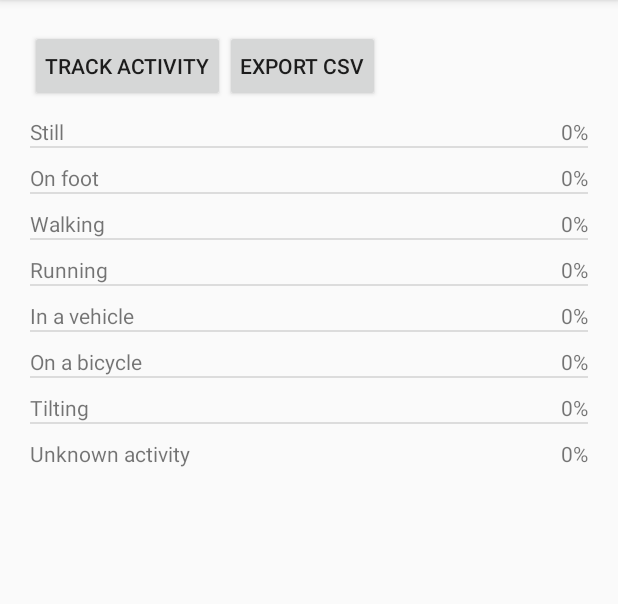
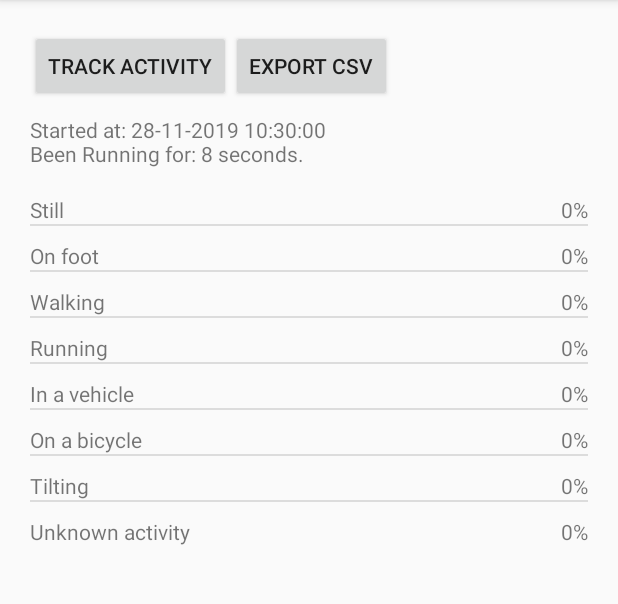
Before and after one commit to DrunkDuckling/Assignment5MS, an Android app: the screen it shows after launch (MainActivity), after a tap on "EXPORT CSV", on a phone screen of 412 x 824 dp, the part 84-688 px from its top. Run offline under Robolectric (Android 15) with nearby library versions, the phone set to English and light mode, and no system bars; 3 statements that could not run were skipped.

Commit message:
shit might work

```diff
--- a/app/src/main/java/com/app/assignment5ms/ActivitiesAdapter.java
+++ b/app/src/main/java/com/app/assignment5ms/ActivitiesAdapter.java
@@ -19,12 +19,9 @@ import java.util.HashMap;
 class ActivitiesAdapter extends ArrayAdapter<DetectedActivity> {
 
     HashMap<Integer, Integer> detectedActivitiesMap;
-
-
     ArrayList<ArrayList<Integer>> completeActivitesMap;
 
-    ActivitiesAdapter(Context context,
-                      ArrayList<DetectedActivity> detectedActivities) {
+    ActivitiesAdapter(Context context, ArrayList<DetectedActivity> detectedActivities) {
         super(context, 0, detectedActivities);
     }
     @NonNull
--- a/app/src/main/java/com/app/assignment5ms/MainActivity.java
+++ b/app/src/main/java/com/app/assignment5ms/MainActivity.java
@@ -7,8 +7,10 @@ import android.content.SharedPreferences;
 import android.net.Uri;
 import android.os.Bundle;
 import android.preference.PreferenceManager;
+import android.util.Log;
 import android.view.View;
 import android.widget.ListView;
+import android.widget.TextView;
 
 import androidx.appcompat.app.AppCompatActivity;
 import androidx.core.content.FileProvider;
@@ -20,12 +22,14 @@ import com.google.android.gms.tasks.Task;
 
 import java.io.File;
 import java.io.FileOutputStream;
+import java.text.SimpleDateFormat;
 import java.util.ArrayList;
+import java.util.Date;
 
 public class MainActivity extends AppCompatActivity implements SharedPreferences.OnSharedPreferenceChangeListener {
     private Context mContext;
     public static final String DETECTED_ACTIVITY = ".DETECTED_ACTIVITY";
-//Define an ActivityRecognitionClient//
+    //Define an ActivityRecognitionClient//
 
     private ActivityRecognitionClient mActivityRecognitionClient;
     private ActivitiesAdapter mAdapter;
@@ -36,17 +40,56 @@ public class MainActivity extends AppCompatActivity implements SharedPreferences
 
         mContext = this;
 
-//Retrieve the ListView where we’ll display our activity data//
+        //Retrieve the ListView where we’ll display our activity data//
         ListView detectedActivitiesListView = (ListView) findViewById(R.id.activities_listview);
 
         ArrayList<DetectedActivity> detectedActivities = ActivityIntentService.detectedActivitiesFromJson(
                 PreferenceManager.getDefaultSharedPreferences(this).getString(
                         DETECTED_ACTIVITY, ""));
 
-//Bind the adapter to the ListView//
+        //Bind the adapter to the ListView//
         mAdapter = new ActivitiesAdapter(this, detectedActivities);
         detectedActivitiesListView.setAdapter(mAdapter);
         mActivityRecognitionClient = new ActivityRecognitionClient(this);
+
+        Task<Void> task = mActivityRecognitionClient.requestActivityUpdates(
+                1000,
+                getActivityDetectionPendingIntent());
+
+        task.addOnSuccessListener(new OnSuccessListener<Void>() {
+            @Override
+            public void onSuccess(Void result) {
+                updateDetectedActivitiesList();
+                Log.d("debugging", "Updated Activity Recognition Guesses");
+            }
+        });
+
+        new Thread(new Runnable() {
+            @Override
+            public void run() {
+                final String started = new SimpleDateFormat("dd-MM-yyyy HH:mm:ss").format(new Date());
+                final long startedTime = System.currentTimeMillis();
+                while (true){
+                    runOnUiThread(new Runnable() {
+                        @Override
+                        public void run() {
+                            String elapsed = Long.toString((System.currentTimeMillis() - startedTime)/1000);
+                            TextView elapsedView = (TextView) findViewById(R.id.time_tv);
+                            elapsedView.setText("Started at: " + started + "\nBeen Running for: " + elapsed + " seconds.");
+                        }
+                    });
+
+                    try {
+                        Thread.sleep(1000);
+                    } catch (InterruptedException e) {
+                        e.printStackTrace();
+                    }
+                }
+
+            }
+        }).start();
+
+
     }
     @Override
     protected void onResume() {
@@ -62,7 +105,7 @@ public class MainActivity extends AppCompatActivity implements SharedPreferences
         super.onPause();
     }
     public void requestUpdatesHandler(View view) {
-//Set the activity detection interval. I’m using 1 seconds//
+        //Set the activity detection interval. I’m using 1 seconds//
         Task<Void> task = mActivityRecognitionClient.requestActivityUpdates(
                 1000,
                 getActivityDetectionPendingIntent());
@@ -76,7 +119,7 @@ public class MainActivity extends AppCompatActivity implements SharedPreferences
     }
     //Get a PendingIntent//
     private PendingIntent getActivityDetectionPendingIntent() {
-//Send the activity data to our DetectedActivitiesIntentService class//
+        //Send the activity data to our DetectedActivitiesIntentService class//
         Intent intent = new Intent(this, ActivityIntentService.class);
         return PendingIntent.getService(this, 0, intent, PendingIntent.FLAG_UPDATE_CURRENT);
 
@@ -107,20 +150,29 @@ public class MainActivity extends AppCompatActivity implements SharedPreferences
             out.write((data.toString()).getBytes());
             out.close();*/
 
+            MemoryList ram = ActivityIntentService.activitiesInMemory;
+            String content = "ACTIVITY,PERCENTAGE,TIMESTAMP\n";
+            for(String[] act : ram.getAll()){
+                content += String.format("%s,%s,%s\n", act[0], act[1], act[2]);
+            }
+            Log.d("debugging", content);
+
             outputStream = openFileOutput(filename, Context.MODE_PRIVATE);
 
-            outputStream.write(("TYPE" + "," + "CONFIDENCE" +  "," + "TIMESTAMP" + "\n").getBytes());
+            outputStream.write((content).getBytes());
 
-            for(int i = 0; i < mAdapter.getCompleteActivitesMap().size(); i++) {
+/*            outputStream.write(("TYPE" + "," + "CONFIDENCE" +  "," + "TIMESTAMP" + "\n").getBytes());*/
+
+            /*for(int i = 0; i < mAdapter.getCompleteActivitesMap().size(); i++) {
                 outputStream.write((mAdapter.getCompleteActivitesMap().get(i).get(0) + ",").getBytes());
                 outputStream.write((mAdapter.getCompleteActivitesMap().get(i).get(1) + ",").getBytes());
                 outputStream.write((mAdapter.getCompleteActivitesMap().get(i).get(2) + "\n").getBytes());
-/*
+*//*
                 outputStream.write((getValues.get(i)+",").getBytes());
                 outputStream.write((getValues.get(i+1)+",").getBytes());
                 outputStream.write((getValues.get(i+2)+"\n").getBytes());
-*/
-            }
+*//*
+            }*/
             outputStream.close();
 
             //exporting
--- /dev/null
+++ b/app/src/main/java/com/app/assignment5ms/MemoryList.java
@@ -0,0 +1,40 @@
+package com.app.assignment5ms;
+
+import java.text.SimpleDateFormat;
+import java.util.ArrayList;
+import java.util.Date;
+
+public class MemoryList  {
+
+    private ArrayList<String[]> activities;
+
+    public MemoryList(){
+        activities = new ArrayList<>();
+    }
+
+    public void add(String confidence, String ActivityType){
+        activities.add(new String[]{ActivityType, confidence, new SimpleDateFormat("dd-MM-yyyy HH:mm:ss").format(new Date())});
+    }
+
+    public ArrayList<String[]> getAll(){
+        return this.activities;
+    }
+
+    @Override
+    public String toString(){
+
+        String info = "";
+        for (String[] activity : activities){
+            info += "{";
+            for(String currentActivity : activity){
+                if (!currentActivity.contains(" ")){
+                    info += currentActivity + ", ";
+                } else {
+                    info += currentActivity;
+                }
+            }
+            info += "}, ";
+        }
+        return "MemoryList(" + info + ")";
+    }
+}
--- a/app/src/main/res/layout/activity_main.xml
+++ b/app/src/main/res/layout/activity_main.xml
@@ -10,8 +10,8 @@
     android:paddingTop="@dimen/layout_padding">
 
     <androidx.constraintlayout.widget.ConstraintLayout
-        android:layout_width="wrap_content"
-        android:layout_height="wrap_content">
+        android:layout_width="match_parent"
+        android:layout_height="100dp">
 
         <Button
             android:id="@+id/get_activity"
@@ -21,8 +21,7 @@
             android:text="@string/track"
             app:layout_constraintTop_toTopOf="parent"
             app:layout_constraintRight_toLeftOf="@id/export_csv"
-            app:layout_constraintLeft_toLeftOf="parent"
-            android:padding="10dp"/>
+            app:layout_constraintLeft_toLeftOf="parent"/>
 
         <Button
             android:id="@+id/export_csv"
@@ -30,10 +29,17 @@
             android:layout_height="wrap_content"
             android:onClick="exportCsv"
             android:text="@string/export_csv"
-            app:layout_constraintEnd_toEndOf="parent"
             app:layout_constraintTop_toTopOf="parent"
-            app:layout_constraintLeft_toRightOf="@id/get_activity"
-            android:padding="10dp"/>
+            app:layout_constraintLeft_toRightOf="@id/get_activity"/>
+
+        <TextView
+            android:id="@+id/time_tv"
+            android:layout_width="wrap_content"
+            android:layout_height="wrap_content"
+            app:layout_constraintTop_toBottomOf="@id/get_activity"
+            app:layout_constraintLeft_toLeftOf="parent"
+            app:layout_constraintBottom_toBottomOf="parent"
+            android:text="Time passed"/>
 
     </androidx.constraintlayout.widget.ConstraintLayout>
 
```
Also changed, not shown: app/src/main/java/com/app/assignment5ms/ActivityIntentService.java (+35 -3 lines).
